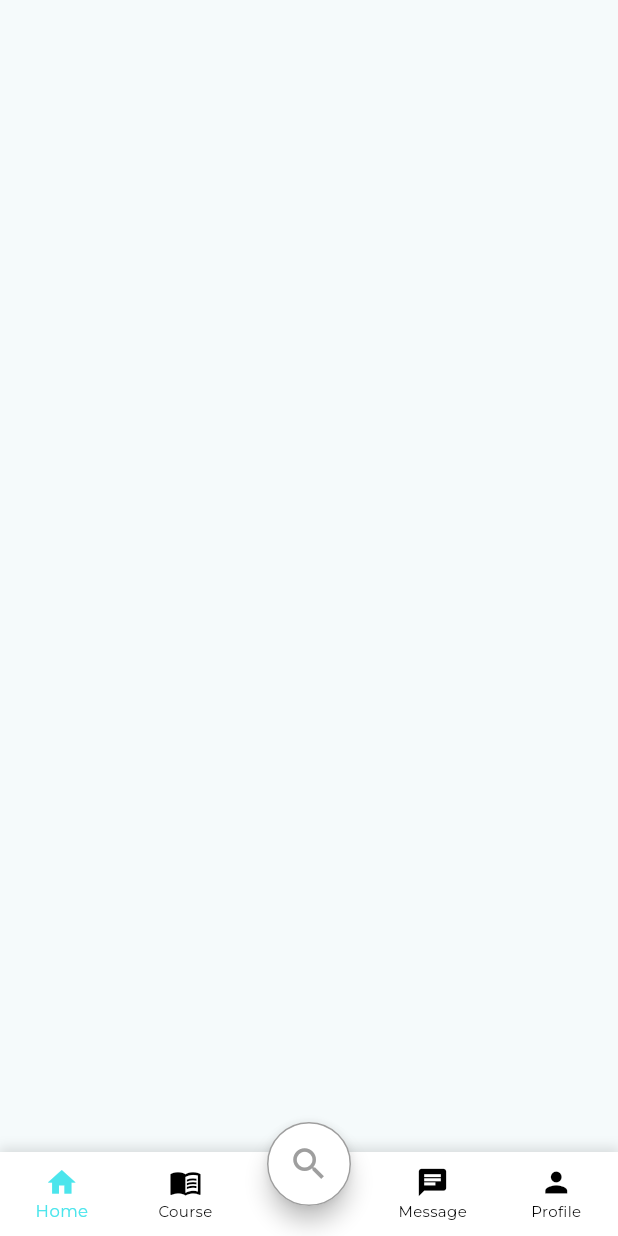
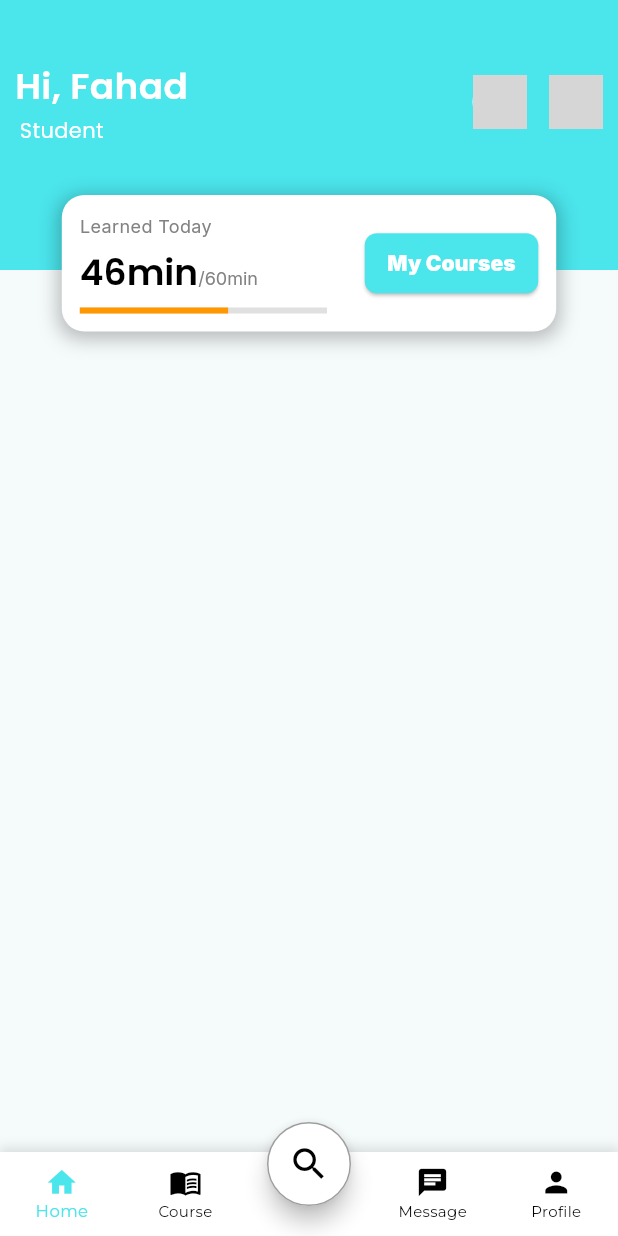
Before and after one commit to talhanasir22/stem_vault, a Flutter app: the BottomNavBar screen opened directly, on a phone screen of 412 x 824 dp. Run offline on Flutter 3.47's test engine with Material 3 defaults, Android fonts, the light colour scheme and no system bars; our stand-ins replace google_fonts, page_transition, shared_preferences; missing offline and left inert: hexagon; accounts and stored records are empty; grey boxes are pictures that could not be loaded.

Commit message:
update homePage

```diff
--- a/lib/Core/apptext.dart
+++ b/lib/Core/apptext.dart
@@ -65,10 +65,17 @@ class AppText{
     );
   }
   static TextStyle mainHeadingTextStyle(){
-    return GoogleFonts.montserrat(
-        fontSize: 18,
+    return GoogleFonts.poppins(
+        fontSize: 24,
         color: Colors.black,
         fontWeight: FontWeight.w600
     );
   }
+  static TextStyle mainSubHeadingTextStyle(){
+    return GoogleFonts.poppins(
+        fontSize: 14,
+        color: Colors.black,
+        fontWeight: FontWeight.normal
+    );
+  }
 }
--- a/lib/features/home/bottomnavbar.dart
+++ b/lib/features/home/bottomnavbar.dart
@@ -36,13 +36,13 @@ class _BottomNavBarState extends State<BottomNavBar> {
     return Stack(
       children: [
         Scaffold(
-          resizeToAvoidBottomInset: false, // Prevents floating action button from moving up
-          body: _pages[_selectedIndex], // Display selected page
+          resizeToAvoidBottomInset: false,
+          body: _pages[_selectedIndex],
 
           bottomNavigationBar: Theme(
             data: Theme.of(context).copyWith(
-              splashFactory: NoSplash.splashFactory, // Removes splash effect
-              highlightColor: Colors.transparent, // Removes highlight effect
+              splashFactory: NoSplash.splashFactory,
+              highlightColor: Colors.transparent,
             ),
             child: Container(
               decoration: BoxDecoration(
@@ -76,7 +76,7 @@ class _BottomNavBarState extends State<BottomNavBar> {
                     label: "Course",
                   ),
                   BottomNavigationBarItem(
-                    icon: SizedBox.shrink(), // Empty space for FAB
+                    icon: SizedBox.shrink(),
                     label: "",
                   ),
                   BottomNavigationBarItem(
@@ -92,11 +92,9 @@ class _BottomNavBarState extends State<BottomNavBar> {
             ),
           ),
         ),
-
-        // Floating Action Button outside Scaffold to keep it static
         Positioned(
           bottom: 20,
-          left: MediaQuery.of(context).size.width / 2 - 28, // Center FAB
+          left: MediaQuery.of(context).size.width / 2 - 28,
           child: FloatingActionButton(
             backgroundColor: AppColors.theme,
             onPressed: () {
@@ -106,7 +104,7 @@ class _BottomNavBarState extends State<BottomNavBar> {
               );
             },
             shape: CircleBorder(side: BorderSide(color: Colors.grey)),
-            child: Icon(Icons.search, color: Colors.grey, size: 28),
+            child: Icon(Icons.search, color: Colors.black, size: 28),
           ),
         ),
       ],
--- a/lib/features/home/home_page.dart
+++ b/lib/features/home/home_page.dart
@@ -1,7 +1,9 @@
 import 'package:flutter/cupertino.dart';
 import 'package:flutter/material.dart';
+import 'package:stem_vault/Core/appColors.dart';
+import 'package:stem_vault/Core/apptext.dart';
 
-class HomePage extends StatefulWidget{
+class HomePage extends StatefulWidget {
   const HomePage({super.key});
 
   @override
@@ -11,6 +13,135 @@ class HomePage extends StatefulWidget{
 class _HomePageState extends State<HomePage> {
   @override
   Widget build(BuildContext context) {
-    return Scaffold();
+    return Scaffold(
+      body: Stack(
+        clipBehavior: Clip.none,
+        children: [
+          /// Background Container (Blue)
+          Container(
+            width: double.infinity,
+            height: 180,
+            color: AppColors.bgColor,
+            padding: const EdgeInsets.symmetric(horizontal: 10.0, vertical: 40),
+            child: Column(
+              crossAxisAlignment: CrossAxisAlignment.start,
+              children: [
+                Text(
+                  "Hi, Fahad",
+                  style: AppText.mainHeadingTextStyle().copyWith(
+                    color: AppColors.theme,
+                  ),
+                ),
+                const SizedBox(height: 3),
+                Padding(
+                  padding: const EdgeInsets.only(left: 3.0),
+                  child: Text(
+                    "Student",
+                    style: AppText.mainSubHeadingTextStyle().copyWith(
+                      color: AppColors.theme,
+                    ),
+                  ),
+                ),
+              ],
+            ),
+          ),
+
+          /// Avatars at Top Right
+          Positioned(
+            top: 50,
+            right: 10,
+            child: Row(
+              children: [
+                CircleAvatar(
+                  radius: 18,
+                  backgroundColor: AppColors.theme,
+                  backgroundImage: const AssetImage("assets/Images/Awards.png"),
+                ),
+                const SizedBox(width: 15),
+                CircleAvatar(
+                  radius: 18,
+                  backgroundColor: AppColors.theme,
+                  backgroundImage: const AssetImage("assets/Images/User.png"),
+                ),
+              ],
+            ),
+          ),
+
+          /// Learning Progress Card with Button
+          Positioned(
+            top: 130,
+            left: MediaQuery.of(context).size.width * 0.1,
+            child: Container(
+              width: MediaQuery.of(context).size.width * 0.8,
+              padding: EdgeInsets.all(12),
+              decoration: BoxDecoration(
+                color: AppColors.theme,
+                borderRadius: BorderRadius.circular(15),
+                boxShadow: [
+                  BoxShadow(
+                    color: Colors.black26,
+                    blurRadius: 10,
+                    spreadRadius: 2,
+                    offset: Offset(0, 3),
+                  )
+                ],
+              ),
+              child: Row(
+                mainAxisAlignment: MainAxisAlignment.spaceBetween,
+                children: [
+                  Column(
+                    crossAxisAlignment: CrossAxisAlignment.start,
+                    children: [
+                      Text("Learned Today", style: AppText.authHintTextStyle()),
+
+                      const SizedBox(height: 5),
+
+                      RichText(
+                        text: TextSpan(
+                          text: "46min",
+                          style: AppText.mainHeadingTextStyle(),
+                          children: [
+                            TextSpan(
+                              text: "/60min",
+                              style: AppText.authHintTextStyle(),
+                            ),
+                          ],
+                        ),
+                      ),
+
+                      const SizedBox(height: 5),
+
+                      SizedBox(
+                        width: MediaQuery.of(context).size.width * 0.4,
+                        child: LinearProgressIndicator(
+                          value: 0.6, // 60% progress
+                          backgroundColor: Colors.grey[300],
+                          valueColor: AlwaysStoppedAnimation<Color>(Colors.orange),
+                        ),
+                      ),
+                    ],
+                  ),
+
+                  /// Right Side (Button)
+                  ElevatedButton(
+                    onPressed: () {},
+                    style: ElevatedButton.styleFrom(
+                      backgroundColor: AppColors.bgColor,
+                      padding: EdgeInsets.symmetric(horizontal: 15, vertical: 10),
+                      shape: RoundedRectangleBorder(
+                        borderRadius: BorderRadius.circular(8),
+                      ),
+                    ),
+                    child: Text("My Courses",style: AppText.buttonTextStyle().copyWith(
+                      color: AppColors.theme
+                    ),),
+                  ),
+                ],
+              ),
+            ),
+          ),
+        ],
+      ),
+    );
   }
 }
```
